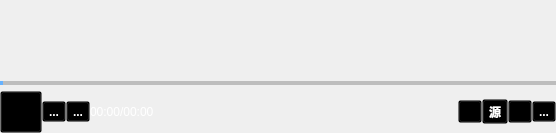
Old version of the form src/ui/player/videoSettingView.ui in the repository BusyStudent/QZood.
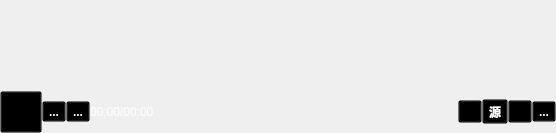
New version of the form. Icons and pictures are not drawn.

Commit message: [ui][5/n]add customSlider for playerWidget

What changed in the file:
```diff
--- a/src/ui/player/videoSettingView.ui
+++ b/src/ui/player/videoSettingView.ui
@@ -128,13 +128,6 @@
      </layout>
     </widget>
    </item>
-   <item>
-    <widget class="QSlider" name="videoProgressBar">
-     <property name="orientation">
-      <enum>Qt::Horizontal</enum>
-     </property>
-    </widget>
-   </item>
    <item>
     <widget class="QWidget" name="settingBar" native="true">
      <property name="sizePolicy">
```
The commit also changes 11 other files.
